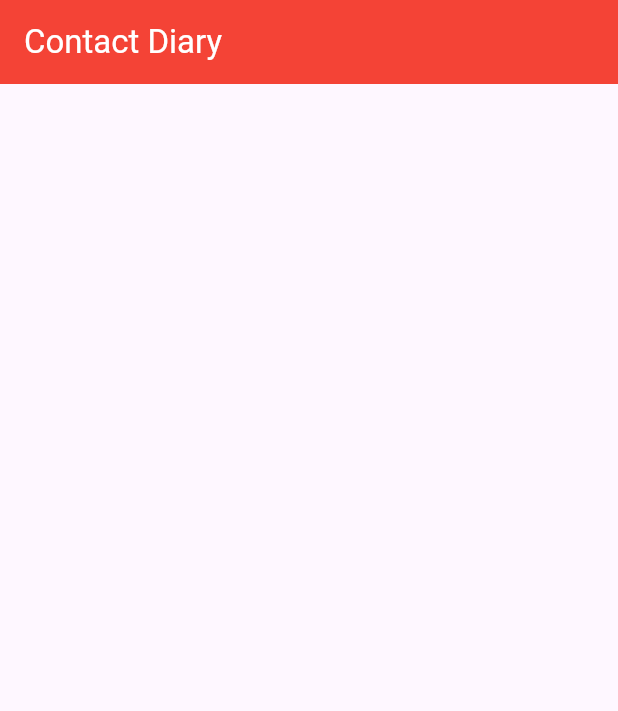
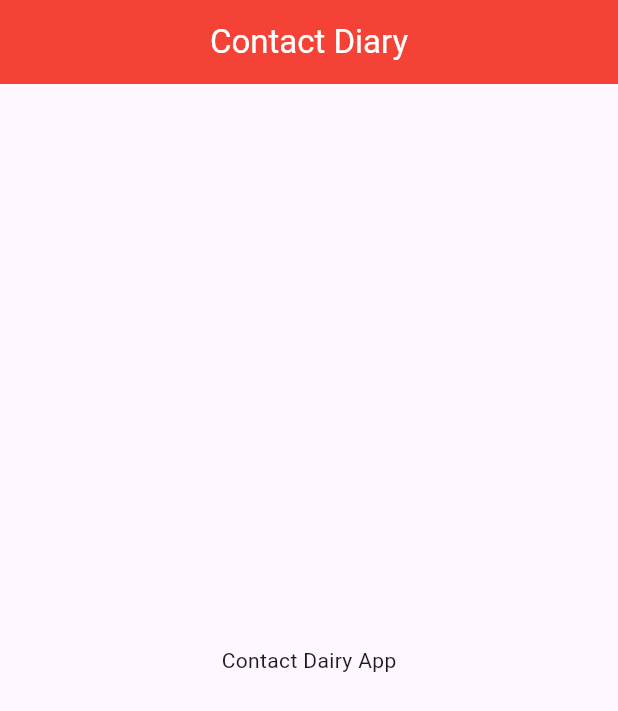
Before and after one commit to omtrivedi110/contact_dairy, a Flutter app: the screen it shows after launch, on a phone screen of 412 x 824 dp. Shown: the top 711 px of the screen. Run offline on Flutter 3.47's test engine with Material 2 defaults, Android fonts, the phone set to English and light mode, and no system bars.

Commit message:
OT | 2 - 5 - 23 11:00

```diff
--- a/lib/main.dart
+++ b/lib/main.dart
@@ -1,3 +1,4 @@
+import 'package:contact_dairy/views/screen/contact_detail.dart';
 import 'package:flutter/material.dart';
 
 void main() {
@@ -18,7 +19,16 @@ class _MyAppState extends State<MyApp> {
   Widget build(BuildContext context) {
     return MaterialApp(
       debugShowCheckedModeBanner: false,
+      routes: {
+        'contact_detail': (context) => const contact_detail(),
+      },
       theme: ThemeData(
+        textTheme: TextTheme(
+          displayMedium: TextStyle(
+            color: Colors.red,
+            fontSize: 20,
+          ),
+        ),
         appBarTheme: AppBarTheme(
           backgroundColor: Colors.red,
           foregroundColor: Colors.white,
@@ -27,7 +37,14 @@ class _MyAppState extends State<MyApp> {
       ),
       home: Scaffold(
         appBar: AppBar(
-          title: const Text("Contact Diary"),
+          centerTitle: true,
+          title: const Text(
+            "Contact Diary",
+            style: TextStyle(color: Colors.white),
+          ),
+        ),
+        body: Center(
+          child: Text("Contact Dairy App"),
         ),
       ),
     );
--- /dev/null
+++ b/lib/views/screen/contact_detail.dart
@@ -0,0 +1,15 @@
+import 'package:flutter/material.dart';
+
+class contact_detail extends StatefulWidget {
+  const contact_detail({Key? key}) : super(key: key);
+
+  @override
+  State<contact_detail> createState() => _contact_detailState();
+}
+
+class _contact_detailState extends State<contact_detail> {
+  @override
+  Widget build(BuildContext context) {
+    return const Placeholder();
+  }
+}
```
